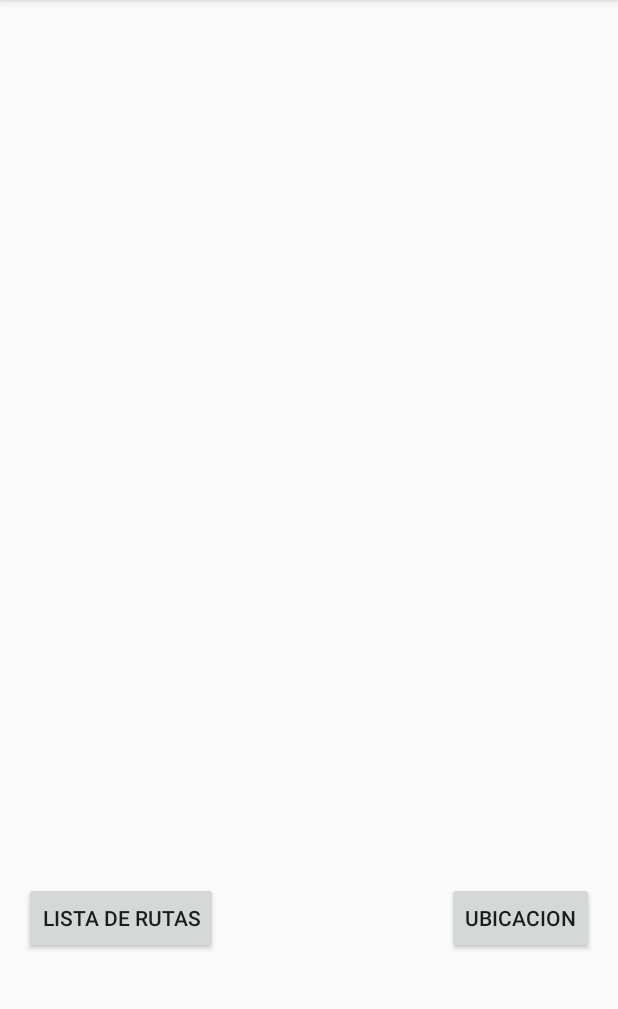
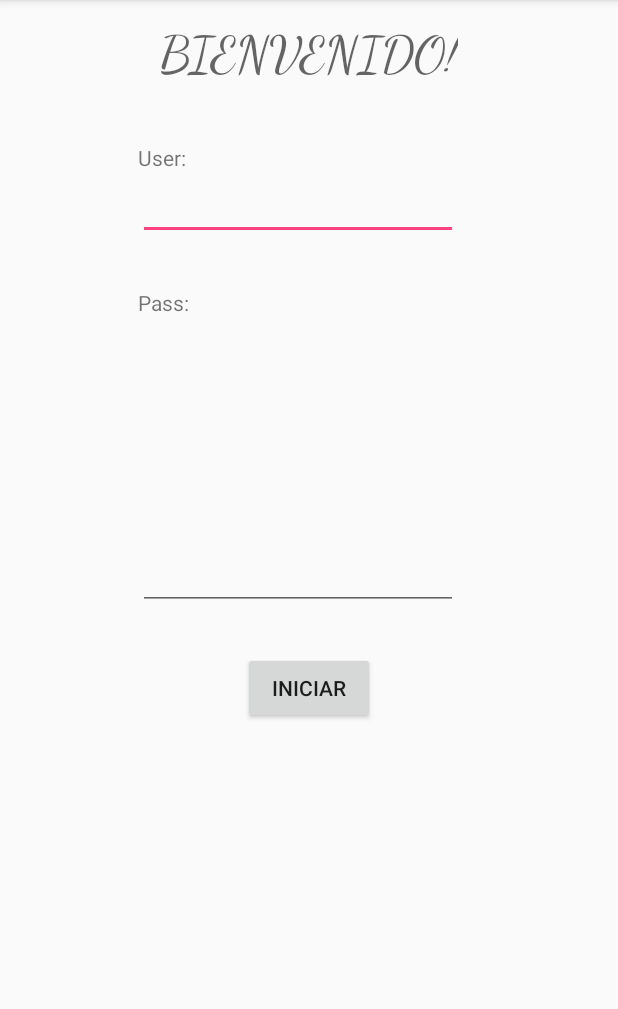
Before and after one commit to johana25/JNAppBus3, an Android app: the screen it shows after launch (Principal), on a phone screen of 412 x 824 dp, the part 84-1093 px from its top. Run offline under Robolectric (Android 15) with nearby library versions, the phone set to English and light mode, and no system bars.

Commit message:
Ahora el Usuario "admin" puede modificar las rutas de cada camion, y el usuario puede visualizar cada ruta,

```diff
--- a/app/build.gradle
+++ b/app/build.gradle
@@ -33,5 +33,5 @@ dependencies {
     compile 'com.google.android.gms:play-services-maps:9.6.1'
     testCompile 'junit:junit:4.12'
 
-    compile 'com.android.support.constraint:constraint-layout:1.0.0-alpha1'
+    //compile 'com.android.support.constraint:constraint-layout:1.0.0-beta4'
 }
--- a/app/src/main/AndroidManifest.xml
+++ b/app/src/main/AndroidManifest.xml
@@ -15,8 +15,8 @@
         android:label="@string/app_name"
         android:supportsRtl="true"
         android:theme="@style/AppTheme">
-       <!-- android:name="android.support.multidex.Principal">-->
 
+        <!-- android:name="android.support.multidex.Principal"> -->
 
         <activity android:name=".Principal">
             <intent-filter>
@@ -51,8 +51,8 @@
 
         <activity
             android:name=".MapsActivity"
-            android:label="@string/title_activity_maps"></activity>
-
+            android:label="@string/title_activity_maps" />
+        <activity android:name=".grabarCoordenadas"></activity>
     </application>
 
 </manifest>
--- a/app/src/main/java/com/example/johanadenisse/jnappbus3/Principal.java
+++ b/app/src/main/java/com/example/johanadenisse/jnappbus3/Principal.java
@@ -10,8 +10,12 @@ import android.widget.Button;
 import android.widget.EditText;
 
 public class Principal extends AppCompatActivity {
-    Button btn1, btn2;
-    EditText edtxt;
+    Button btnIniciar;
+    EditText edtTxtUsuario;
+    EditText edtTxtPass;
+    String tipo_usuario;
+
+
 
 
     @Override
@@ -23,27 +27,30 @@ public class Principal extends AppCompatActivity {
     @Override
     protected void onCreate(Bundle savedInstanceState) {
         super.onCreate(savedInstanceState);
+        setContentView(R.layout.activity_principal);
 
-        setContentView(R.layout.activity_principal);
-        btn1 = (Button) findViewById(R.id.btnListaRutas);
-        btn2 = (Button) findViewById(R.id.btnUbicacion);
-        // edtxt = (EditText) findViewById(R.id.edtxt);
+        // VINCULACION ELEMENTOS DE INTERFAZ GRAFICA
+        edtTxtUsuario = (EditText) findViewById(R.id.edtTxtUsuario);
+        edtTxtPass = (EditText) findViewById(R.id.edtTxtPass);
+        btnIniciar = (Button) findViewById(R.id.btnIniciarSesion);
+    }
 
-        btn2.setOnClickListener(new View.OnClickListener() {
-            @Override
-            public void onClick(View v) {
-                Intent intent = new Intent(getApplicationContext(), MapsActivity.class);
-                startActivity(intent);
-            }
-        });
-        btn1.setOnClickListener(new View.OnClickListener() {
-            @Override
-            public void onClick(View v) {
-                Intent intent1 = new Intent(getApplicationContext(), ListaRutas.class);
-                startActivity(intent1);
-            }
-        });
+    private void verificarUsuario(String s, String s1) {
 
+        if (s.equals("admin") && (s1.equals("admin"))) {
+            tipo_usuario = "admin";
+        } else {
+            tipo_usuario = "user";
 
+        }
+        Intent intent = new Intent(getApplicationContext(), ListaRutas.class);
+        Bundle bundle = new Bundle();
+        bundle.putString("TIPO_USUARIO", tipo_usuario);
+        intent.putExtras(bundle);
+        startActivity(intent);
+    }
+
+    public void onClickIniciar(View v) {
+        verificarUsuario(edtTxtUsuario.getText().toString(), edtTxtPass.getText().toString());
     }
 }
--- a/app/src/main/res/layout/activity_principal.xml
+++ b/app/src/main/res/layout/activity_principal.xml
@@ -10,23 +10,63 @@
     tools:context="com.example.johanadenisse.jnappbus3.Principal">
 
     <Button
+        android:text="Iniciar"
         android:layout_width="wrap_content"
         android:layout_height="wrap_content"
-        android:text="Ubicacion"
-        android:id="@+id/btnUbicacion"
-        android:layout_alignBaseline="@+id/btnListaRutas"
-        android:layout_alignBottom="@+id/btnListaRutas"
-        android:layout_alignParentRight="true"
-        android:layout_alignParentEnd="true" />
+        android:layout_below="@+id/edtTxtPass"
+        android:layout_centerHorizontal="true"
+        android:layout_marginTop="28dp"
+        android:id="@+id/btnIniciarSesion"
+        android:onClick="onClickIniciar" />
 
-    <Button
+    <TextView
+        android:text="BIENVENIDO!"
         android:layout_width="wrap_content"
         android:layout_height="wrap_content"
-        android:text="Lista de rutas"
-        android:id="@+id/btnListaRutas"
-        android:layout_alignParentBottom="true"
-        android:layout_alignParentLeft="true"
-        android:layout_alignParentStart="true"
-        android:layout_marginBottom="116dp" />
+        android:layout_alignParentTop="true"
+        android:layout_centerHorizontal="true"
+        android:id="@+id/textView"
+        android:textAppearance="@style/TextAppearance.AppCompat.Display1"
+        android:fontFamily="cursive" />
 
+    <TextView
+        android:text="User:"
+        android:layout_width="wrap_content"
+        android:layout_height="wrap_content"
+        android:id="@+id/textView2"
+        android:layout_marginTop="38dp"
+        android:layout_below="@+id/textView"
+        android:layout_alignLeft="@+id/edtTxtUsuario"
+        android:layout_alignStart="@+id/edtTxtUsuario" />
+
+    <EditText
+        android:layout_width="wrap_content"
+        android:layout_height="wrap_content"
+        android:inputType="textPersonName"
+        android:ems="10"
+        android:id="@+id/edtTxtUsuario"
+        android:layout_below="@+id/textView2"
+        android:layout_alignRight="@+id/textView"
+        android:layout_alignEnd="@+id/textView" />
+
+    <EditText
+        android:layout_width="wrap_content"
+        android:layout_height="wrap_content"
+        android:inputType="textPassword"
+        android:ems="10"
+        android:id="@+id/edtTxtPass"
+        android:contentDescription="Password"
+        android:layout_centerVertical="true"
+        android:layout_alignLeft="@+id/edtTxtUsuario"
+        android:layout_alignStart="@+id/edtTxtUsuario" />
+
+    <TextView
+        android:layout_width="wrap_content"
+        android:layout_height="wrap_content"
+        android:id="@+id/textView3"
+        android:text="Pass:"
+        android:layout_marginTop="32dp"
+        android:layout_below="@+id/edtTxtUsuario"
+        android:layout_alignLeft="@+id/edtTxtPass"
+        android:layout_alignStart="@+id/edtTxtPass" />
 </RelativeLayout>
```
Also changed, not shown: app/src/main/java/com/example/johanadenisse/jnappbus3/ListaRutas.java (+17 -15 lines), app/src/main/java/com/example/johanadenisse/jnappbus3/MapsActivity.java (+93 -59 lines), app/src/main/java/com/example/johanadenisse/jnappbus3/grabarCoordenadas.java (added, +187 -0 lines), app/src/main/res/layout/activity_grabar_coordenadas.xml (added, +44 -0 lines), app/src/main/res/layout/activity_lista_rutas.xml (+4 -9 lines).
